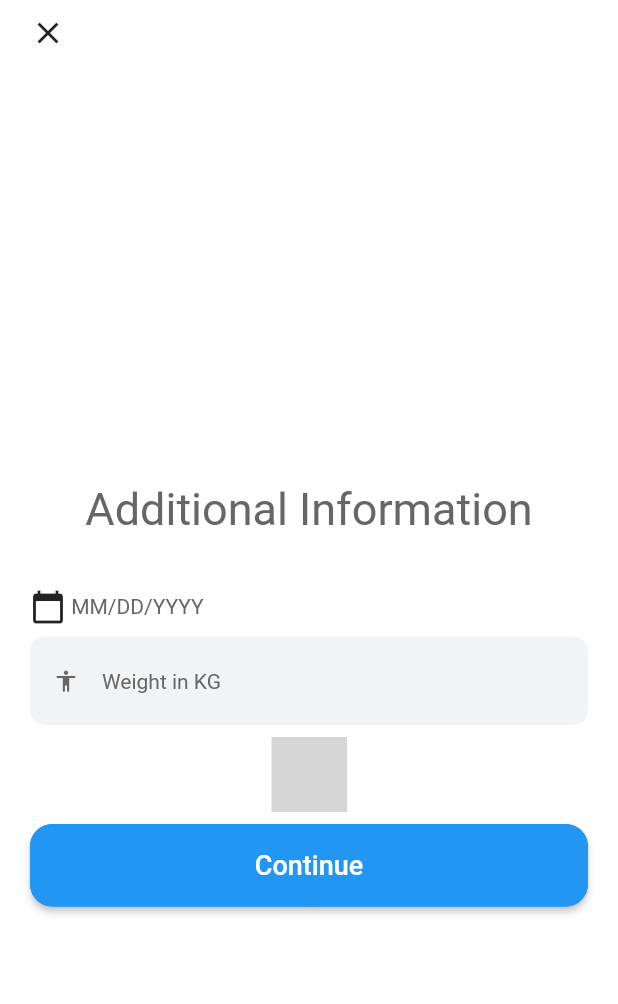
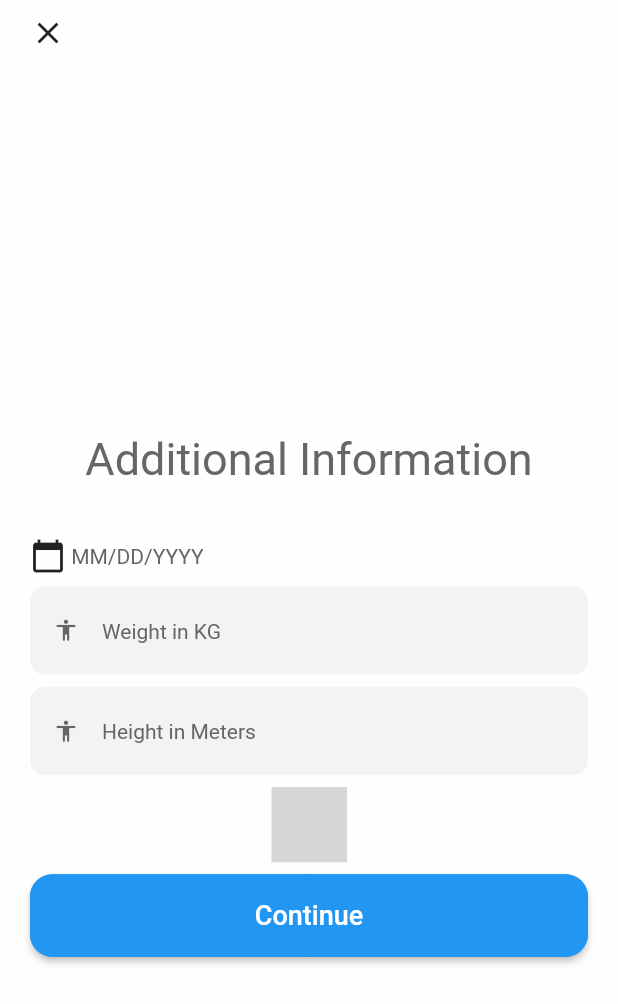
Before and after one commit to Enrickzz/Capstone-Project, a Flutter app: the additional_data_collection screen opened directly, on a phone screen of 412 x 824 dp. Shown: the top 1004 px of the screen. Run offline on Flutter 3.47's test engine with Material 2 defaults, Android fonts, the phone set to English and light mode, and no system bars; our stand-ins replace cloud_firestore, file_picker, firebase_auth, firebase_core, firebase_database, firebase_storage and 3 more; missing offline and left inert: flutter_facebook_auth, flutter_login_facebook, gender_picker; accounts and stored records are empty; Roboto replaces fonts that are missing (Poppins-Medium.ttf, Roboto-Light.ttf); grey boxes are pictures that could not be loaded.

Commit message:
height and additional info fixed

```diff
--- a/lib/additional_data_collection.dart
+++ b/lib/additional_data_collection.dart
@@ -30,6 +30,7 @@ class _AppSignUpState extends State<additional_data_collection> {
   DateTime birthDate; // instance of DateTime
   String birthDateInString = "MM/DD/YYYY";
   String weight = "";
+  String height = "";
   String genderIn="mygender";
   final FirebaseAuth auth = FirebaseAuth.instance;
 
@@ -167,6 +168,43 @@ class _AppSignUpState extends State<additional_data_collection> {
                     ),SizedBox(
                       height: 8,
                     ),
+                    TextFormField(
+                      showCursor: true,
+                      decoration: InputDecoration(
+                        border: OutlineInputBorder(
+                          borderRadius: BorderRadius.all(Radius.circular(10.0)),
+                          borderSide: BorderSide(
+                            width: 0,
+                            style: BorderStyle.none,
+                          ),
+                        ),
+                        filled: true,
+                        prefixIcon: Icon(
+                          Icons.accessibility_rounded,
+                          color: Color(0xFF666666),
+                          size: defaultIconSize,
+                        ),
+                        fillColor: Color(0xFFF2F3F5),
+                        hintStyle: TextStyle(
+                            color: Color(0xFF666666),
+                            fontFamily: defaultFontFamily,
+                            fontSize: defaultFontSize),
+                        hintText: "Height in Meters",
+                      ),
+                      validator: (val) => val.isEmpty ? 'Enter Height in Meters' : null,
+                      onChanged: (val){
+                        setState(() => height = val);
+                      },
+                      keyboardType: TextInputType.number,
+                      inputFormatters: <TextInputFormatter>[
+                        FilteringTextInputFormatter.digitsOnly],
+                      // validator: (val) => val.isEmpty ? 'Enter Email' : null,
+                      // onChanged: (val){
+                      //   setState(() => genderIn = val);
+                      // },
+                    ),SizedBox(
+                      height: 8,
+                    ),
                         GenderPickerWithImage(
                           showOtherGender: true,
                           verticalAlignedText: true,
@@ -200,8 +238,8 @@ class _AppSignUpState extends State<additional_data_collection> {
                           try{
                             final User user = auth.currentUser;
                             final uid = user.uid;
-                            final usersRef = databaseReference.child('users/' + uid + '/vitals');
-                            await usersRef.set({"birthday": birthDateInString.toString(), "gender": genderIn.toString(), "weight": weight.toString()});
+                            final usersRef = databaseReference.child('users/' + uid + '/vitals/additional_info');
+                            await usersRef.set({"birthday": birthDateInString.toString(), "gender": genderIn.toString(), "weight": weight.toString(), "height":height.toString()});
                             print("Additional information collected!");
                             Navigator.push(
                               context,
@@ -210,7 +248,7 @@ class _AppSignUpState extends State<additional_data_collection> {
                           } catch(e) {
                             print("you got an error! $e");
                           }
-                          print("birthday: " + birthDateInString.toString() + "gender: " + genderIn.toString() + "weight " + weight.toString());
+                          print("birthday: " + birthDateInString.toString() + "gender: " + genderIn.toString() + "weight " + weight.toString() + "height " + height.toString());
 
                         },
                         child: Text(
```
